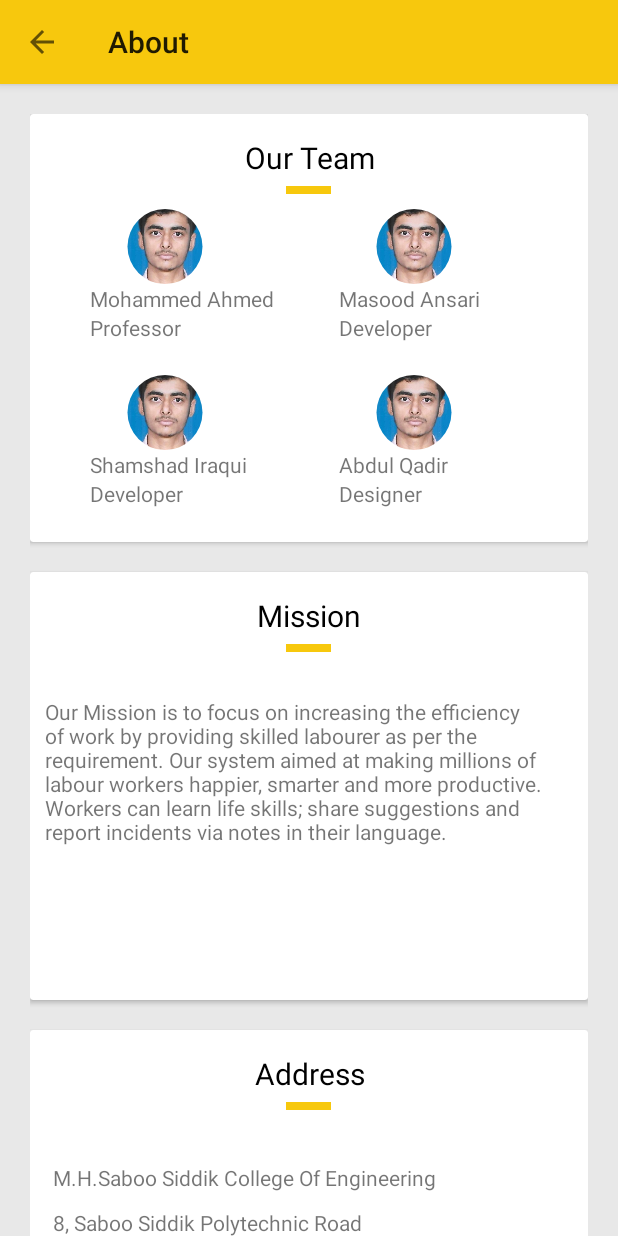
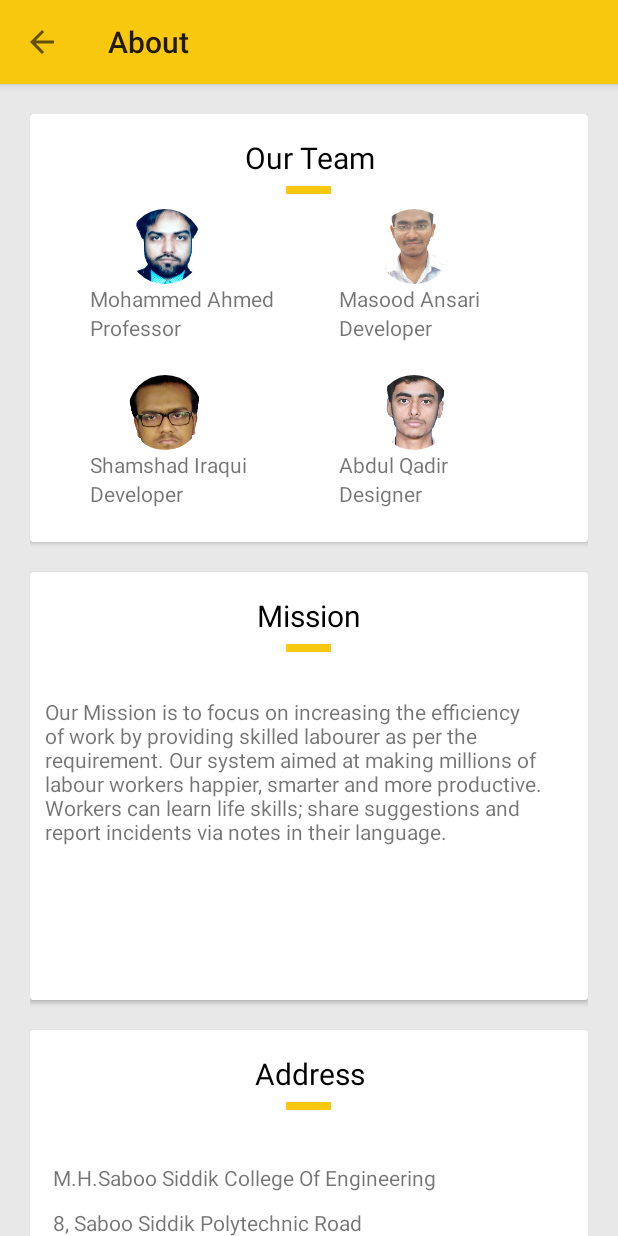
Before and after one commit to aaqadir/SmartLabour02, an Android app: the AboutActivity screen opened directly, with no data from a screen before it, on a phone screen of 412 x 824 dp. Run offline under Robolectric (Android 15) with nearby library versions, the phone set to English and light mode, and no system bars; our stand-ins replace CircleImageView; plain views replace OptRoundCardView.

Commit message:
photo updated

```diff
--- a/app/src/main/res/layout/activity_about.xml
+++ b/app/src/main/res/layout/activity_about.xml
@@ -73,21 +73,21 @@
                             android:layout_height="50dp"
                             android:id="@+id/aaq"
                             android:layout_marginLeft="30dp"
-                            android:src="@drawable/photoaq" />
+                            android:src="@drawable/ahmedsir" />
                         <de.hdodenhof.circleimageview.CircleImageView
                             android:layout_width="80dp"
                             android:layout_height="50dp"
                             android:layout_marginLeft="30dp"
                             android:id="@+id/masoood"
                             android:layout_toRightOf="@+id/center"
-                            android:src="@drawable/photoaq" />
+                            android:src="@drawable/masood" />
                         <de.hdodenhof.circleimageview.CircleImageView
                             android:layout_width="80dp"
                             android:layout_height="50dp"
                             android:id="@+id/shamshad"
                             android:layout_marginLeft="30dp"
                             android:layout_below="@+id/center"
-                            android:src="@drawable/photoaq" />
+                            android:src="@drawable/shamshad" />
                         <de.hdodenhof.circleimageview.CircleImageView
                             android:layout_width="80dp"
                             android:layout_height="50dp"
```
Also changed, not shown: app/src/main/res/drawable/ahmedsir.png (added), app/src/main/res/drawable/masood.png (added), app/src/main/res/drawable/photoaq.jpg (deleted), app/src/main/res/drawable/photoaq.png (added), app/src/main/res/drawable/shamshad.png (added).
